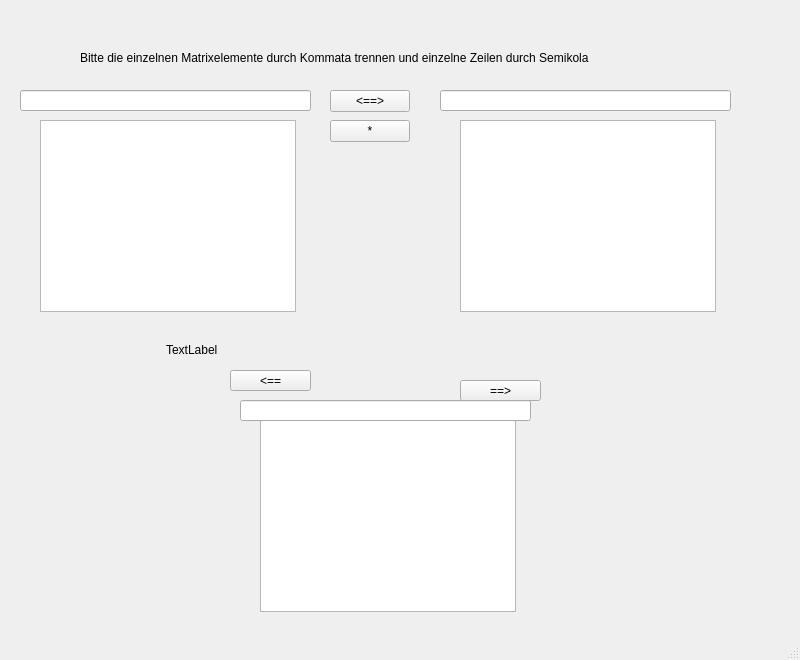
Above: matrix.ui from FelixMaetzler/Taschenrechner before the change. Below: the same form after it.
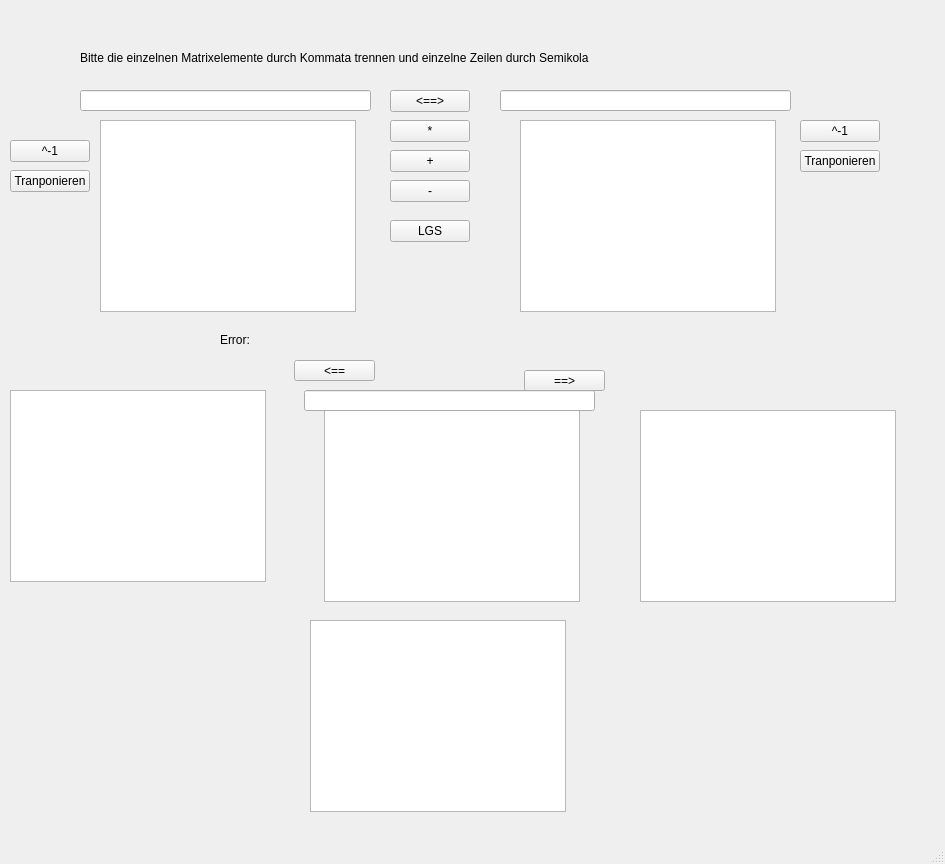
That is the form after the change.

Patch:
```diff
--- a/matrix.ui
+++ b/matrix.ui
@@ -6,8 +6,8 @@
    <rect>
     <x>0</x>
     <y>0</y>
-    <width>800</width>
-    <height>660</height>
+    <width>945</width>
+    <height>864</height>
    </rect>
   </property>
   <property name="windowTitle">
@@ -30,7 +30,7 @@
    <widget class="QLineEdit" name="lineMatrix1">
     <property name="geometry">
      <rect>
-      <x>20</x>
+      <x>80</x>
       <y>90</y>
       <width>291</width>
       <height>21</height>
@@ -40,7 +40,7 @@
    <widget class="QTextBrowser" name="textMatrix1">
     <property name="geometry">
      <rect>
-      <x>40</x>
+      <x>100</x>
       <y>120</y>
       <width>256</width>
       <height>192</height>
@@ -50,7 +50,7 @@
    <widget class="QLineEdit" name="lineMatrix2">
     <property name="geometry">
      <rect>
-      <x>440</x>
+      <x>500</x>
       <y>90</y>
       <width>291</width>
       <height>21</height>
@@ -60,7 +60,7 @@
    <widget class="QTextBrowser" name="textMatrix2">
     <property name="geometry">
      <rect>
-      <x>460</x>
+      <x>520</x>
       <y>120</y>
       <width>256</width>
       <height>192</height>
@@ -70,7 +70,7 @@
    <widget class="QPushButton" name="ButtonChangeAB">
     <property name="geometry">
      <rect>
-      <x>330</x>
+      <x>390</x>
       <y>90</y>
       <width>80</width>
       <height>22</height>
@@ -83,8 +83,8 @@
    <widget class="QTextBrowser" name="textMatrixErg">
     <property name="geometry">
      <rect>
-      <x>260</x>
-      <y>420</y>
+      <x>324</x>
+      <y>410</y>
       <width>256</width>
       <height>192</height>
      </rect>
@@ -93,8 +93,8 @@
    <widget class="QPushButton" name="ButtonChangeAErg">
     <property name="geometry">
      <rect>
-      <x>230</x>
-      <y>370</y>
+      <x>294</x>
+      <y>360</y>
       <width>81</width>
       <height>21</height>
      </rect>
@@ -106,8 +106,8 @@
    <widget class="QPushButton" name="ButtonChangeBErg">
     <property name="geometry">
      <rect>
-      <x>460</x>
-      <y>380</y>
+      <x>524</x>
+      <y>370</y>
       <width>81</width>
       <height>21</height>
      </rect>
@@ -119,7 +119,7 @@
    <widget class="QPushButton" name="ButtonMult">
     <property name="geometry">
      <rect>
-      <x>330</x>
+      <x>390</x>
       <y>120</y>
       <width>80</width>
       <height>22</height>
@@ -132,8 +132,8 @@
    <widget class="QLineEdit" name="lineMatrixErg">
     <property name="geometry">
      <rect>
-      <x>240</x>
-      <y>400</y>
+      <x>304</x>
+      <y>390</y>
       <width>291</width>
       <height>21</height>
      </rect>
@@ -142,14 +142,135 @@
    <widget class="QLabel" name="labelError">
     <property name="geometry">
      <rect>
-      <x>166</x>
-      <y>340</y>
-      <width>501</width>
+      <x>220</x>
+      <y>330</y>
+      <width>451</width>
       <height>20</height>
      </rect>
     </property>
     <property name="text">
-     <string>TextLabel</string>
+     <string>Error: </string>
+    </property>
+   </widget>
+   <widget class="QPushButton" name="ButtonAdd">
+    <property name="geometry">
+     <rect>
+      <x>390</x>
+      <y>150</y>
+      <width>80</width>
+      <height>22</height>
+     </rect>
+    </property>
+    <property name="text">
+     <string>+</string>
+    </property>
+   </widget>
+   <widget class="QPushButton" name="ButtonSub">
+    <property name="geometry">
+     <rect>
+      <x>390</x>
+      <y>180</y>
+      <width>80</width>
+      <height>22</height>
+     </rect>
+    </property>
+    <property name="text">
+     <string>-</string>
+    </property>
+   </widget>
+   <widget class="QPushButton" name="ButtonInverse1">
+    <property name="geometry">
+     <rect>
+      <x>10</x>
+      <y>140</y>
+      <width>80</width>
+      <height>22</height>
+     </rect>
+    </property>
+    <property name="text">
+     <string>^-1</string>
+    </property>
+   </widget>
+   <widget class="QPushButton" name="ButtonInverse2">
+    <property name="geometry">
+     <rect>
+      <x>800</x>
+      <y>120</y>
+      <width>80</width>
+      <height>22</height>
+     </rect>
+    </property>
+    <property name="text">
+     <string>^-1</string>
+    </property>
+   </widget>
+   <widget class="QPushButton" name="ButtonLGS">
+    <property name="geometry">
+     <rect>
+      <x>390</x>
+      <y>220</y>
+      <width>80</width>
+      <height>22</height>
+     </rect>
+    </property>
+    <property name="text">
+     <string>LGS</string>
+    </property>
+   </widget>
+   <widget class="QPushButton" name="ButtonTransponieren1">
+    <property name="geometry">
+     <rect>
+      <x>10</x>
+      <y>170</y>
+      <width>80</width>
+      <height>22</height>
+     </rect>
+    </property>
+    <property name="text">
+     <string>Tranponieren</string>
+    </property>
+   </widget>
+   <widget class="QPushButton" name="ButtonTransponieren2">
+    <property name="geometry">
+     <rect>
+      <x>800</x>
+      <y>150</y>
+      <width>80</width>
+      <height>22</height>
+     </rect>
+    </property>
+    <property name="text">
+     <string>Tranponieren</string>
+    </property>
+   </widget>
+   <widget class="QTextBrowser" name="textEigenschaften1">
+    <property name="geometry">
+     <rect>
+      <x>10</x>
+      <y>390</y>
+      <width>256</width>
+      <height>192</height>
+     </rect>
+    </property>
+   </widget>
+   <widget class="QTextBrowser" name="textEigenschaften2">
+    <property name="geometry">
+     <rect>
+      <x>640</x>
+      <y>410</y>
+      <width>256</width>
+      <height>192</height>
+     </rect>
+    </property>
+   </widget>
+   <widget class="QTextBrowser" name="textEigenschaftenErg">
+    <property name="geometry">
+     <rect>
+      <x>310</x>
+      <y>620</y>
+      <width>256</width>
+      <height>192</height>
+     </rect>
     </property>
    </widget>
   </widget>
```
Left out of the diff: 2 changed lines with no effect on the pictures.
